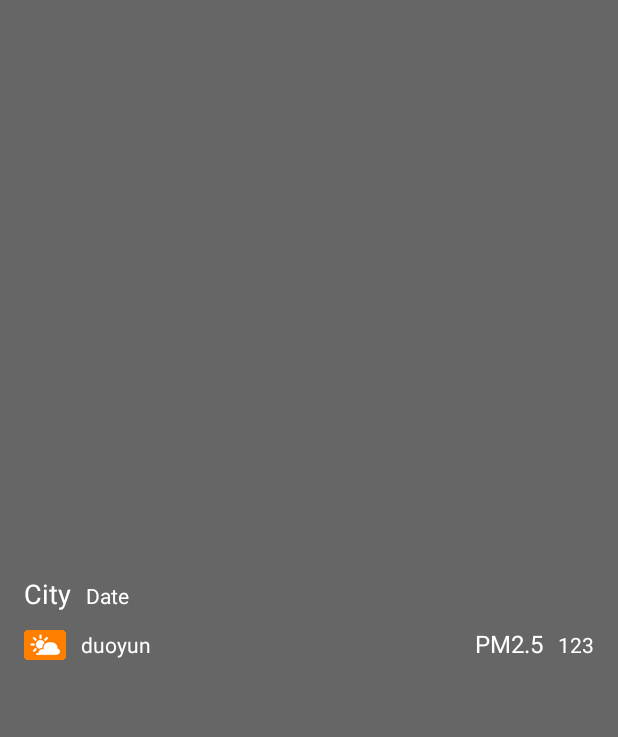
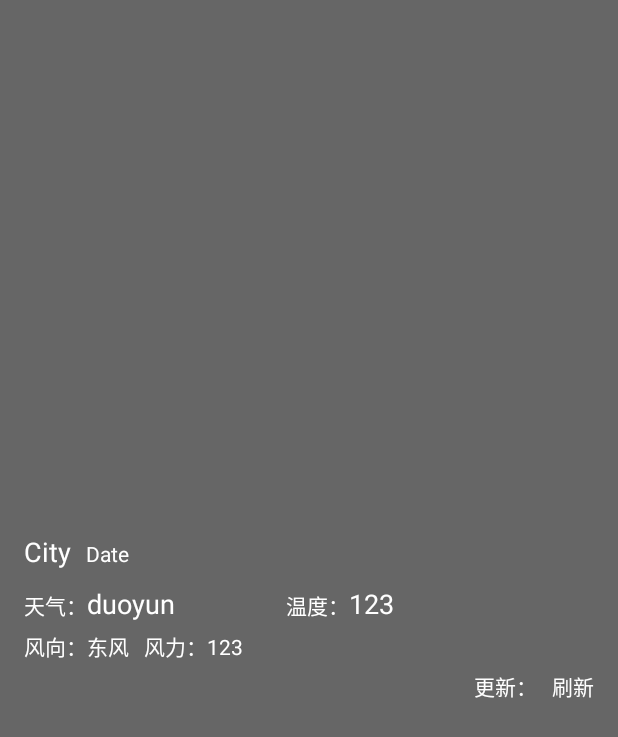
Before and after one commit to junqiok123/LivingNavigation, an Android app: the layout incloude_weather.xml on its own in the app's theme, with its tools: preview values and no code run, on a phone screen of 412 x 824 dp. Shown: the top 737 px of the screen. Run offline under Robolectric (Android 15) with nearby library versions, the phone set to English and light mode, and no system bars.

Commit message:
Rejected commit: Default

```diff
--- a/app/src/main/res/layout/activity_main.xml
+++ b/app/src/main/res/layout/activity_main.xml
@@ -116,7 +116,7 @@
                         android:src="@drawable/ic_global_arrow_right_2px" />
                 </LinearLayout>
 
-                <com.jq.livingnavigation.view.ProgressWebView
+                <WebView
                     android:id="@+id/hello_world"
                     android:layout_width="match_parent"
                     android:layout_height="wrap_content"
--- a/app/src/main/res/layout/incloude_weather.xml
+++ b/app/src/main/res/layout/incloude_weather.xml
@@ -41,32 +41,99 @@
             android:layout_width="wrap_content"
             android:layout_height="wrap_content"
             android:adjustViewBounds="true"
-            android:scaleType="centerCrop"
-            android:src="@drawable/duoyun"/>
+            android:scaleType="centerCrop" />
+
+        <TextView
+            android:layout_width="wrap_content"
+            android:layout_height="wrap_content"
+            android:text="天气："
+            android:textColor="@color/white" />
 
         <TextView
             android:id="@+id/weather"
             android:layout_width="0dp"
             android:layout_height="wrap_content"
             android:layout_weight="1"
-            android:layout_marginLeft="10dp"
             android:text="duoyun"
-            android:textColor="@color/white"/>
+            android:textColor="@color/white"
+            android:textSize="18sp" />
 
         <TextView
             android:layout_width="wrap_content"
             android:layout_height="wrap_content"
-            android:text="PM2.5"
-            android:textColor="@color/white"
-            android:textSize="16sp"/>
+            android:text="温度："
+            android:textColor="@color/white" />
 
         <TextView
             android:id="@+id/pm"
             android:layout_width="wrap_content"
             android:layout_height="wrap_content"
+            android:layout_weight="1"
             android:text="123"
             android:textColor="@color/white"
-            android:layout_marginLeft="10dp"/>
+            android:textSize="18sp" />
+    </LinearLayout>
+
+    <LinearLayout
+        android:layout_width="match_parent"
+        android:layout_height="wrap_content"
+        android:layout_marginTop="5dp"
+        android:orientation="horizontal">
+
+        <TextView
+            android:layout_width="wrap_content"
+            android:layout_height="wrap_content"
+            android:text="风向："
+            android:textColor="@color/white" />
+
+        <TextView
+            android:id="@+id/winddir"
+            android:layout_width="wrap_content"
+            android:layout_height="wrap_content"
+            android:text="东风"
+            android:textColor="@color/white" />
+
+        <TextView
+            android:layout_width="wrap_content"
+            android:layout_height="wrap_content"
+            android:layout_marginLeft="10dp"
+            android:text="风力："
+            android:textColor="@color/white" />
+
+        <TextView
+            android:id="@+id/windpower"
+            android:layout_width="wrap_content"
+            android:layout_height="wrap_content"
+            android:text="123"
+            android:textColor="@color/white" />
+    </LinearLayout>
+
+    <LinearLayout
+        android:layout_width="match_parent"
+        android:layout_height="wrap_content"
+        android:layout_marginTop="5dp"
+        android:gravity="end"
+        android:orientation="horizontal">
+
+        <TextView
+            android:layout_width="wrap_content"
+            android:layout_height="wrap_content"
+            android:text="更新："
+            android:textColor="@color/white" />
+
+        <TextView
+            android:id="@+id/time"
+            android:layout_width="wrap_content"
+            android:layout_height="wrap_content"
+            android:text=""
+            android:textColor="@color/white" />
+
+        <TextView
+            android:layout_width="wrap_content"
+            android:layout_height="wrap_content"
+            android:layout_marginLeft="10dp"
+            android:text="刷新"
+            android:textColor="@color/white" />
     </LinearLayout>
 
 </LinearLayout>
```
Also changed, not shown: app/src/main/AndroidManifest.xml (+9 -10 lines), app/src/main/java/com/jq/livingnavigation/activity/LocationActivity.java (+48 -1 lines), app/src/main/java/com/jq/livingnavigation/activity/MainActivity.java (+13 -12 lines).
